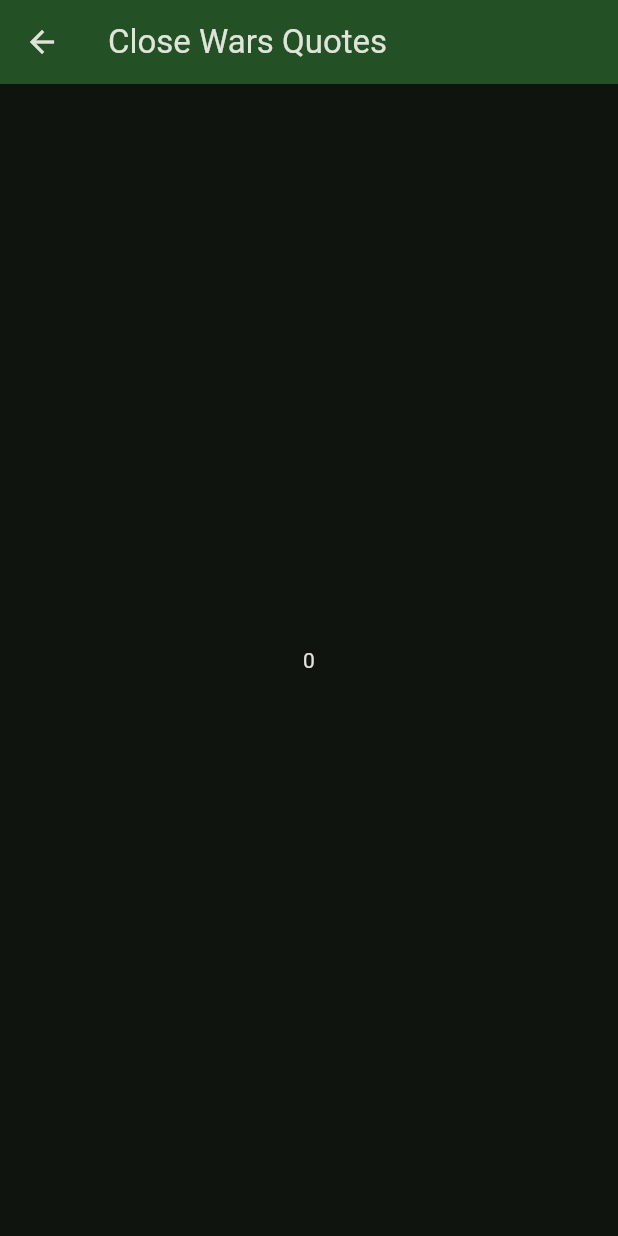
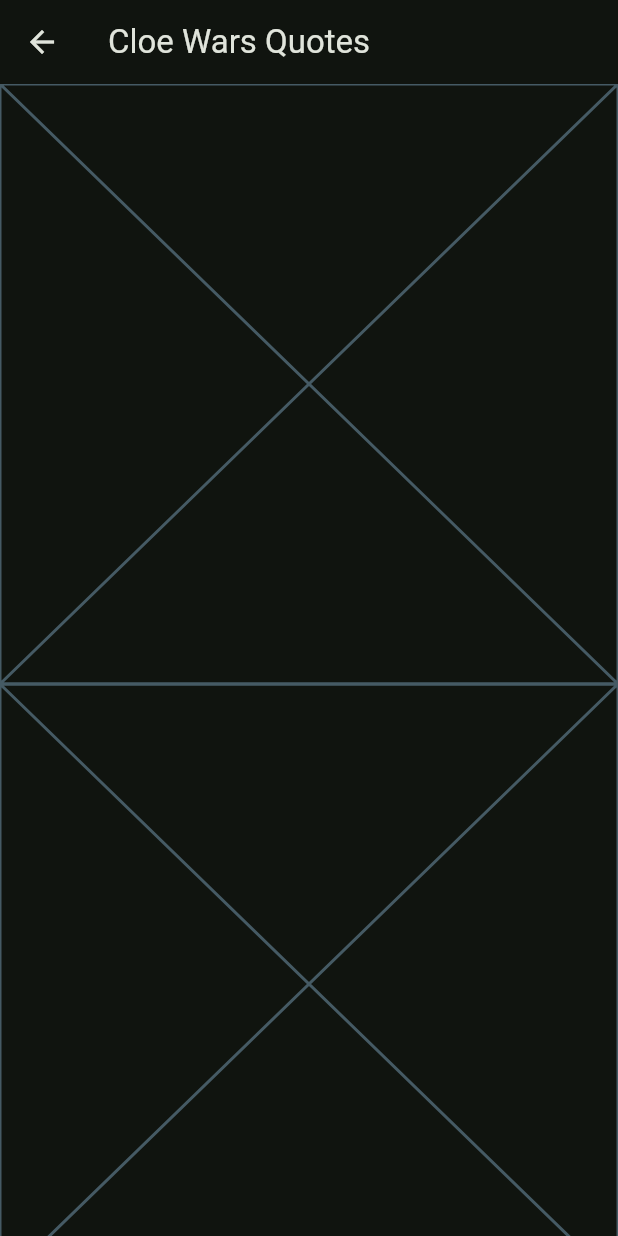
Before and after one commit to f290DSM/riverpod2_playground, a Flutter app: the CloneWarsQuotesPage screen opened directly, on a phone screen of 412 x 824 dp. Run offline on Flutter 3.47's test engine with Material 3 defaults, Android fonts, the phone set to English and light mode, and no system bars; our stand-ins replace flutter_riverpod.

Commit message:
Scroll Quotes

```diff
--- a/lib/src/features/home/home_page.dart
+++ b/lib/src/features/home/home_page.dart
@@ -3,6 +3,8 @@ import 'package:flutter_riverpod/flutter_riverpod.dart';
 import 'package:riverpod2_playground/src/features/counter/counter_page.dart';
 import 'package:riverpod2_playground/src/features/home/other_page.dart';
 import 'package:riverpod2_playground/src/features/home/providers/app_provider.dart';
+
+import '../quotes/presentation/quotes_page.dart';
 
 class HomePage extends ConsumerWidget {
   const HomePage({super.key});
--- a/lib/src/features/home/other_page.dart
+++ /dev/null
@@ -1,18 +0,0 @@
-import 'package:flutter/material.dart';
-import 'package:flutter_riverpod/flutter_riverpod.dart';
-import 'package:riverpod2_playground/src/features/home/providers/app_provider.dart';
-
-class CloneWarsQuotesPage extends ConsumerWidget {
-  const CloneWarsQuotesPage({super.key});
-
-  @override
-  Widget build(BuildContext context, WidgetRef ref) {
-    return Scaffold(
-      appBar: AppBar(
-        title: Text('Close Wars Quotes'),
-        backgroundColor: Theme.of(context).colorScheme.primaryContainer,
-      ),
-      body: Center(child: Text(ref.watch(counterProvider).toString())),
-    );
-  }
-}
--- a/lib/src/features/quotes/data/clone_wars_datasource.dart
+++ b/lib/src/features/quotes/data/clone_wars_datasource.dart
@@ -1,14 +1,3 @@
-import 'dart:convert';
-
-import 'package:flutter_riverpod/flutter_riverpod.dart';
-
-Provider<List<Season>> cloneWarsQuotesProvider =
-  Provider<List<Season>>((ref) {
-  var json = jsonDecode(quotes);
-  final datasource = CloneWarsQuotesDataSource(json);
-  return datasource.seasons;
-});
-
 class CloneWarsQuotesDataSource {
   final Map<String, dynamic> _data;
 
--- /dev/null
+++ b/lib/src/features/quotes/presentation/providers/quotes_provider.dart
@@ -0,0 +1,12 @@
+import 'dart:convert';
+
+import 'package:flutter_riverpod/flutter_riverpod.dart';
+
+import '../../data/clone_wars_datasource.dart';
+
+Provider<List<Season>> cloneWarsQuotes =
+  Provider<List<Season>>((ref) {
+  var json = jsonDecode(quotes);
+  final datasource = CloneWarsQuotesDataSource(json);
+  return datasource.seasons;
+});
--- a/lib/src/features/quotes/presentation/quotes_page.dart
+++ b/lib/src/features/quotes/presentation/quotes_page.dart
@@ -0,0 +1,21 @@
+import 'package:flutter/material.dart';
+import 'package:flutter_riverpod/flutter_riverpod.dart';
+import 'package:riverpod2_playground/src/features/quotes/presentation/providers/quotes_provider.dart';
+
+class CloneWarsQuotesPage extends ConsumerWidget {
+  const CloneWarsQuotesPage({super.key});
+
+  @override
+  Widget build(BuildContext context, WidgetRef ref) {
+    final quotes = ref.watch(cloneWarsQuotes);
+    return Scaffold(
+      appBar: AppBar(title: Text('Cloe Wars Quotes')),
+      body: ListView.builder(
+        itemCount: quotes.length,
+        itemBuilder: (context, index) {
+          return Placeholder();
+        },
+      ),
+    );
+  }
+}
```
